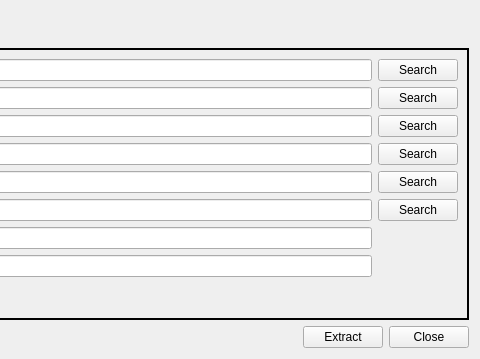
Above: gui/jbz_pkg.ui from jonngo/opt_version_checker before the change; both pictures show x 509 to 989 and y 0 to 359 of the 989 by 359 pixel window. Below: the same form after it.
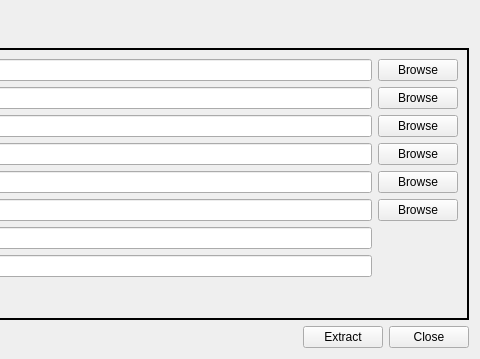
That is the form after the change. Icons and pictures are not drawn.

Commit message: Changed the Search button to Browse, and set table cell selection to row.

The edit to the form file:
```diff
--- a/gui/jbz_pkg.ui
+++ b/gui/jbz_pkg.ui
@@ -48,7 +48,7 @@
       <item row="0" column="2">
        <widget class="QPushButton" name="jbzPathPushButton">
         <property name="text">
-         <string>Search</string>
+         <string>Browse</string>
         </property>
        </widget>
       </item>
@@ -69,7 +69,7 @@
       <item row="5" column="2">
        <widget class="QPushButton" name="sevenZpushButton">
         <property name="text">
-         <string>Search</string>
+         <string>Browse</string>
         </property>
        </widget>
       </item>
@@ -115,7 +115,7 @@
       <item row="4" column="2">
        <widget class="QPushButton" name="extractionPushButton">
         <property name="text">
-         <string>Search</string>
+         <string>Browse</string>
         </property>
        </widget>
       </item>
@@ -136,7 +136,7 @@
       <item row="1" column="2">
        <widget class="QPushButton" name="conf_other_pkg_1_push_button">
         <property name="text">
-         <string>Search</string>
+         <string>Browse</string>
         </property>
        </widget>
       </item>
@@ -160,7 +160,7 @@
       <item row="2" column="2">
        <widget class="QPushButton" name="conf_other_pkg_2_push_button">
         <property name="text">
-         <string>Search</string>
+         <string>Browse</string>
         </property>
        </widget>
       </item>
@@ -170,7 +170,7 @@
       <item row="3" column="2">
        <widget class="QPushButton" name="conf_other_pkg_3_push_button">
         <property name="text">
-         <string>Search</string>
+         <string>Browse</string>
         </property>
        </widget>
       </item>
```
The commit also changes 6 other files.
